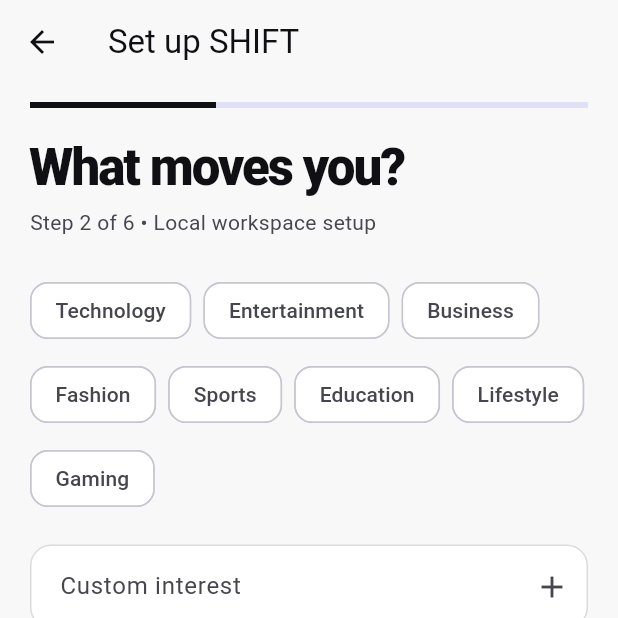
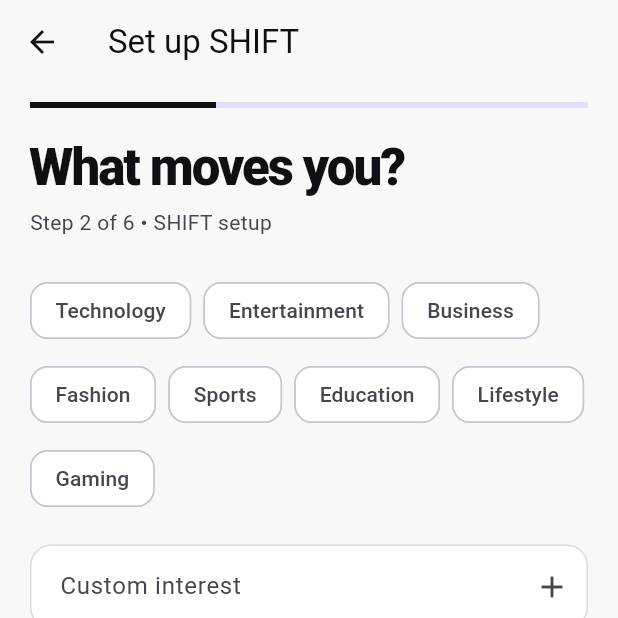
Before and after one commit to Heaven-cc/Shift, a Flutter app: the OnboardingScreen screen opened by its route, after a tap on "Continue", on a phone screen of 412 x 824 dp, the top half of it. Run offline on Flutter 3.47's test engine with Material 3 defaults, Android fonts, the phone set to English and light mode, and no system bars; our stand-ins replace flutter_riverpod, go_router, image_picker, shared_preferences, supabase_flutter; accounts and stored records are empty.

Commit message:
fix(flutter): show honest cloud status, preserve local workspace and support signout

```diff
--- a/mobile/lib/features/onboarding/onboarding_screen.dart
+++ b/mobile/lib/features/onboarding/onboarding_screen.dart
@@ -31,7 +31,7 @@
     w.brand = {...w.brand, for (final e in fields.entries) e.key: e.value.text.trim()};
     w.interests = {...interests};
     w.preferences.addAll({'purpose': purpose, 'mode': mode});
-    if (step == 5) { w.onboardingComplete = true; w.record('Local workspace configured', '/settings'); }
+    if (step == 5) { w.onboardingComplete = true; w.record('Workspace configured', '/settings'); }
     setState(() => saving = true);
     final ok = await w.persist();
     if (!mounted) return;
@@ -42,7 +42,7 @@
     const titles = ['Make it yours.', 'What moves you?', 'Define your voice.', 'Connect your presence.', 'Stay in control.', 'Ready for your next chapter.'];
     return Scaffold(appBar: AppBar(title: const Text('Set up SHIFT'), leading: step > 0 ? IconButton(tooltip: 'Previous step', onPressed: () => setState(() => step--), icon: const Icon(Icons.arrow_back)) : null), body: PageBody(children: [
       LinearProgressIndicator(value: (step + 1) / 6), const SizedBox(height: 20),
-      Heading(titles[step], 'Step ${step + 1} of 6 • Local workspace setup'),
+      Heading(titles[step], 'Step ${step + 1} of 6 • SHIFT setup'),
       Form(key: form, child: Column(crossAxisAlignment: CrossAxisAlignment.stretch, children: [
         if (step == 0) ...['Personal creator', 'Influencer', 'Business / brand', 'Freelance / client work'].map((p) => RadioListTile<String>(value: p, groupValue: purpose, title: Text(p), onChanged: (v) => setState(() => purpose = v!))),
         if (step == 1) ...[
@@ -65,7 +65,7 @@
             Text(fields['name']!.text, style: Theme.of(context).textTheme.headlineSmall), const SizedBox(height: 12),
             Text('$purpose • $mode'), const SizedBox(height: 8), Text(interests.join(' • ')),
             const SizedBox(height: 8), Text('Weekly target: ${fields['weeklyTarget']!.text}'),
-            const SizedBox(height: 12), const Text('Connected accounts: none\nAutomation: inactive\nStorage: this device only'),
+            const SizedBox(height: 12), const Text('Connected accounts: none\nAutomation: inactive\nStorage: account settings sync when signed in; device media stays local'),
           ])),
           CheckboxListTile(contentPadding: EdgeInsets.zero, title: const Text('Confirm these preferences for my local workspace. This does not authorize publishing.'), value: confirmed, onChanged: (v) => setState(() => confirmed = v ?? false)),
         ],
```
